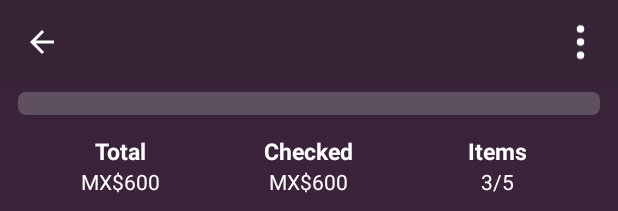
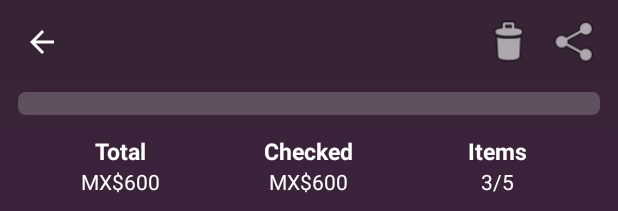
Before and after one commit to Jess2602/ListBuyApp, an Android app: the layout activity_items_list.xml on its own in the app's theme, with its tools: preview values and no code run, on a phone screen of 412 x 824 dp. Shown: the top 211 px of the screen. Run offline under Robolectric (Android 15) with nearby library versions, the phone set to English and light mode, and no system bars.

Commit message:
DeleteAll and Share
DeleteAll and Share

```diff
--- a/app/src/main/java/com/example/listbuyapp/EditListSheet.kt
+++ b/app/src/main/java/com/example/listbuyapp/EditListSheet.kt
@@ -76,7 +76,7 @@ class EditListSheet : BottomSheetDialogFragment() {
                                     val rootView = requireActivity().findViewById<View>(android.R.id.content)
                                     val snackbar = Snackbar.make(
                                         rootView,
-                                        Html.fromHtml("<b>Lista ${List} Actualizada</b>"),
+                                        Html.fromHtml("<b>${binding.editListName.text.toString()} Actualizada</b>"),
                                         Snackbar.LENGTH_SHORT
                                     )
 
@@ -89,7 +89,7 @@ class EditListSheet : BottomSheetDialogFragment() {
                                     snackbar.setBackgroundTint(
                                         ContextCompat.getColor(
                                             requireContext(),
-                                            R.color.crear
+                                            R.color.botonbase
                                         )
                                     )
 
--- a/app/src/main/res/layout/activity_items_list.xml
+++ b/app/src/main/res/layout/activity_items_list.xml
@@ -35,12 +35,20 @@
                 app:navigationIcon="@drawable/back_icon">
 
                 <ImageView
-                    android:layout_width="40dp"
-                    android:layout_height="wrap_content"
+                    android:id="@+id/shareItems"
+                    android:layout_width="45dp"
+                    android:layout_height="match_parent"
+                    android:layout_gravity="end|center"
+                    android:paddingEnd="10dp"
+                    android:src="@android:drawable/ic_menu_share" />
+
+                <ImageView
+                    android:id="@+id/deleteAllItems"
+                    android:layout_width="45dp"
+                    android:layout_height="match_parent"
                     android:layout_gravity="end"
                     android:paddingEnd="10dp"
-                    android:src="@drawable/icon_menu_vertical" />
-
+                    android:src="@android:drawable/ic_menu_delete" />
             </com.google.android.material.appbar.MaterialToolbar>
 
             <ProgressBar
@@ -158,11 +166,12 @@
 
 
     </LinearLayout>
+
     <LinearLayout
         android:id="@+id/emptyTextViewItem"
         android:layout_width="match_parent"
+        android:layout_height="wrap_content"
         android:layout_marginBottom="20dp"
-        android:layout_height="wrap_content"
         android:orientation="vertical"
         app:layout_constraintBottom_toBottomOf="parent"
         app:layout_constraintEnd_toEndOf="parent"
@@ -181,12 +190,12 @@
             android:layout_width="match_parent"
             android:layout_height="wrap_content"
             android:text="What do you need to buy?"
+            android:textAlignment="center"
+            android:textColor="@color/white"
             android:textSize="22dp"
-            android:textAlignment="center"
             app:layout_constraintBottom_toBottomOf="parent"
             app:layout_constraintEnd_toEndOf="parent"
             app:layout_constraintHorizontal_bias="0.5"
-            android:textColor="@color/white"
             app:layout_constraintStart_toStartOf="parent"
             app:layout_constraintTop_toTopOf="parent"
             app:layout_constraintVertical_bias="0.5" />
@@ -196,8 +205,8 @@
             android:layout_height="wrap_content"
             android:text="tap the button to create your list"
             android:textAlignment="center"
+            android:textColor="@color/white"
             android:textSize="16dp"
-            android:textColor="@color/white"
             app:layout_constraintBottom_toBottomOf="parent"
             app:layout_constraintEnd_toEndOf="parent"
             app:layout_constraintHorizontal_bias="0.5"
@@ -205,6 +214,7 @@
             app:layout_constraintTop_toTopOf="parent"
             app:layout_constraintVertical_bias="0.5" />
     </LinearLayout>
+
     <FrameLayout
         android:layout_width="65dp"
         android:layout_height="65dp"
```
Also changed, not shown: app/src/main/java/com/example/listbuyapp/ItemsListActivity.kt (+122 -6 lines).
